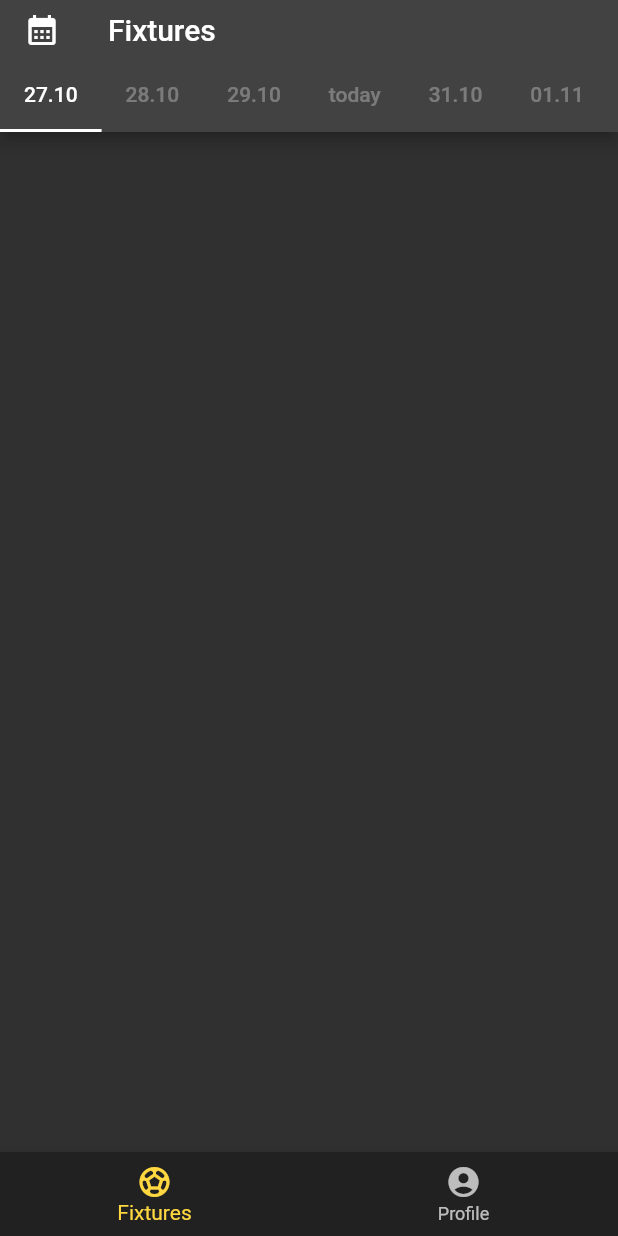
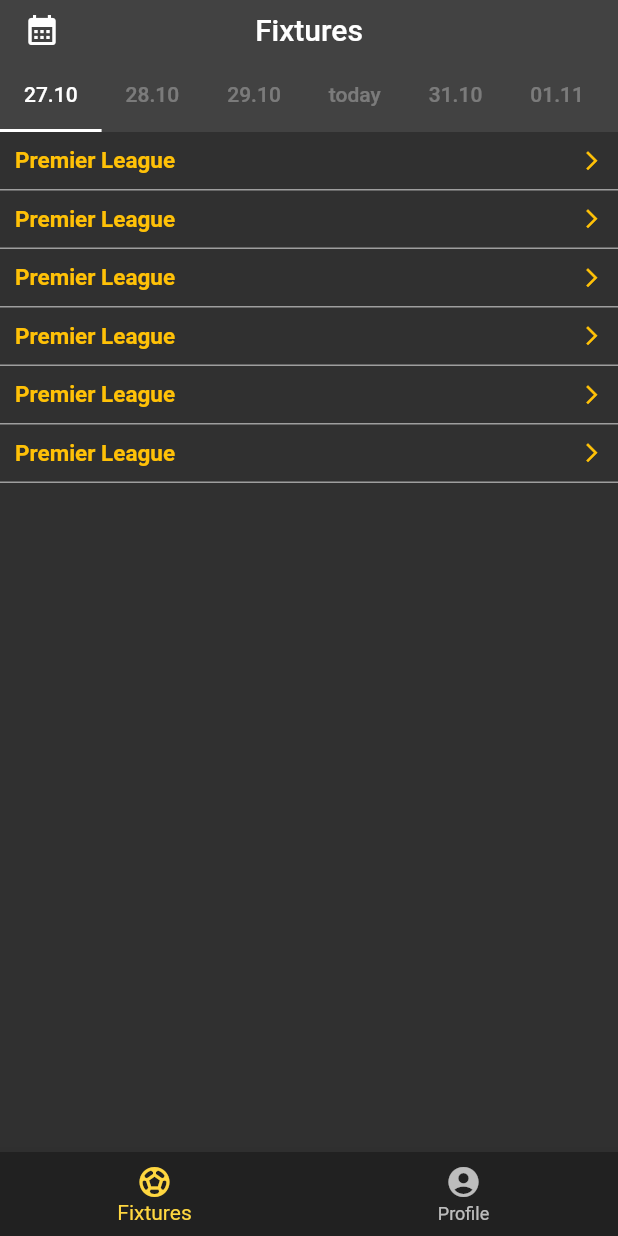
Before and after one commit to nowakmikolaj/football_app, a Flutter app: the screen it shows after launch, on a phone screen of 412 x 824 dp. Run offline on Flutter 3.47's test engine with Material 2 defaults, Android fonts, the phone set to English and light mode, and no system bars.

Commit message:
Add model and tile for league

```diff
--- a/lib/main.dart
+++ b/lib/main.dart
@@ -12,7 +12,7 @@ class MyApp extends StatelessWidget {
   @override
   Widget build(BuildContext context) {
     return MaterialApp(
-      title: 'Football app',
+      debugShowCheckedModeBanner: false,
       theme: ThemeData.dark(),
       home: const MainScreen(),
     );
--- /dev/null
+++ b/lib/models/league.dart
@@ -0,0 +1,31 @@
+import 'package:flutter/material.dart';
+
+class League {
+  int leagueID;
+  String name;
+  String type;
+  String country;
+  String countryCode;
+  int season;
+  String seasonStart;
+  String seasonEnd;
+  String logo;
+  String flag;
+  int standings;
+  int isCurrent;
+
+  League({
+    required this.leagueID,
+    required this.name,
+    required this.type,
+    required this.country,
+    required this.countryCode,
+    required this.season,
+    required this.seasonStart,
+    required this.seasonEnd,
+    required this.logo,
+    required this.flag,
+    required this.standings,
+    required this.isCurrent,
+  });
+}
--- a/lib/screens/fixtures_screen.dart
+++ b/lib/screens/fixtures_screen.dart
@@ -1,4 +1,5 @@
 import 'package:flutter/material.dart';
+import 'package:football_app/widgets/legaue_tile.dart';
 
 class FixtureScreen extends StatelessWidget {
   const FixtureScreen({super.key});
@@ -9,7 +10,9 @@ class FixtureScreen extends StatelessWidget {
       length: 7,
       child: Scaffold(
         appBar: AppBar(
+          elevation: 0.0,
           toolbarHeight: 40,
+          centerTitle: true,
           leading: const Icon(Icons.calendar_month),
           title: const Text(
             'Fixtures',
@@ -34,10 +37,15 @@ class FixtureScreen extends StatelessWidget {
             height: 1500,
             child: TabBarView(
               children: [
-                Padding(
-                  padding: const EdgeInsets.only(
-                      left: 13, right: 13, bottom: 13, top: 25),
-                  child: Column(),
+                Column(
+                  children: const [
+                    LeagueTile(),
+                    LeagueTile(),
+                    LeagueTile(),
+                    LeagueTile(),
+                    LeagueTile(),
+                    LeagueTile(),
+                  ],
                 ),
               ],
             ),
--- /dev/null
+++ b/lib/widgets/legaue_tile.dart
@@ -0,0 +1,42 @@
+import 'package:flutter/material.dart';
+
+import '../models/league.dart';
+
+class LeagueTile extends StatelessWidget {
+  const LeagueTile({
+    super.key,
+    this.league,
+  });
+
+  final League? league;
+
+  @override
+  Widget build(BuildContext context) {
+    return Container(
+      decoration: const BoxDecoration(
+        border: Border(bottom: BorderSide(color: Colors.grey)),
+      ),
+      child: Padding(
+        padding: const EdgeInsets.all(10),
+        child: Row(
+          mainAxisAlignment: MainAxisAlignment.spaceBetween,
+          children: const [
+            Text(
+              'Premier League',
+              style: TextStyle(
+                color: Colors.amber,
+                fontWeight: FontWeight.bold,
+                fontSize: 15,
+              ),
+            ),
+            Icon(
+              Icons.arrow_forward_ios,
+              color: Colors.amber,
+              size: 15,
+            ),
+          ],
+        ),
+      ),
+    );
+  }
+}
```
